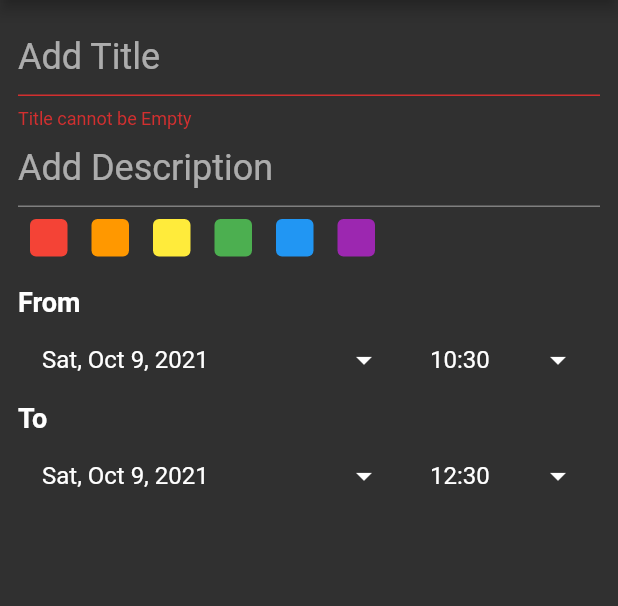
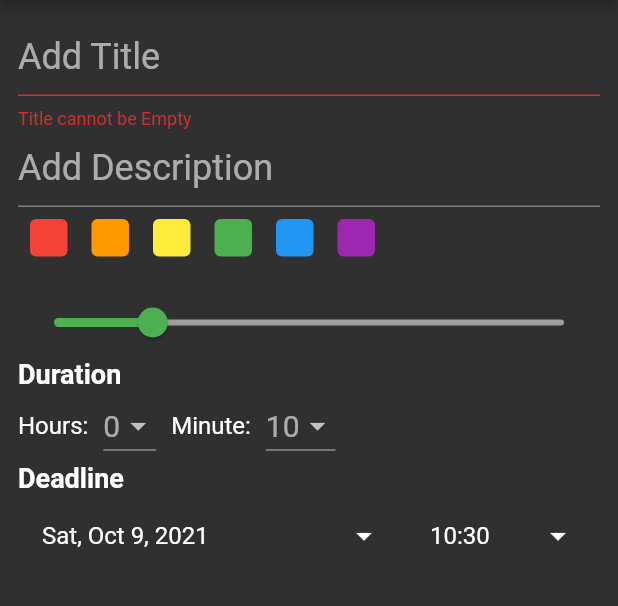
Before and after one commit to f1reworker/todoList, a Flutter app: the EventEditingPage screen opened directly, after a tap on "Save", on a phone screen of 412 x 824 dp, the part 84-690 px from its top. Run offline on Flutter 3.47's test engine with Material 2 defaults, Android fonts, the phone set to English and light mode, and no system bars; our stand-ins replace syncfusion_flutter_calendar; missing offline and left inert: syncfusion_flutter_core.

Commit message:
Added deadline, duration, importance

```diff
--- a/lib/event.dart
+++ b/lib/event.dart
@@ -3,17 +3,17 @@ import 'package:flutter/material.dart';
 class Event {
   final String title;
   final String description;
-  final DateTime from;
-  final DateTime to;
+  final int importance;
+  final int duration;
+  final DateTime deadline;
   final Color backgroundColor;
-  final bool isAllDay;
 
   const Event({
     required this.title,
     required this.description,
-    required this.from,
-    required this.to,
+    required this.importance,
+    required this.duration,
+    required this.deadline,
     required this.backgroundColor,
-    this.isAllDay = false,
   });
 }
--- a/lib/eventDataSource.dart
+++ b/lib/eventDataSource.dart
@@ -9,10 +9,10 @@ class EventDataSource extends CalendarDataSource {
   Event getEvent(int index) => appointments![index] as Event;
 
   @override
-  DateTime getStartTime(int index) => getEvent(index).from;
+  int getDuration(int index) => getEvent(index).duration;
 
   @override
-  DateTime getEndTime(int index) => getEvent(index).to;
+  DateTime getDeadline(int index) => getEvent(index).deadline;
 
   @override
   String getSubject(int index) => getEvent(index).title;
@@ -21,8 +21,6 @@ class EventDataSource extends CalendarDataSource {
   Color getColor(int index) => getEvent(index).backgroundColor;
 
   @override
-  bool isAllDay(int index) => getEvent(index).isAllDay;
-
-  @override
+  // ignore: override_on_non_overriding_member
   String getDescription(int index) => getEvent(index).description;
 }
--- a/lib/main.dart
+++ b/lib/main.dart
@@ -47,3 +47,6 @@ class HomePage extends StatelessWidget {
     ));
   }
 }
+
+
+//TODO: воткнуть выполнение до определенного числа, время выполнения, важность, формирование сегодняшнего исходя из этих данных
--- a/lib/pages/eventEditingPage.dart
+++ b/lib/pages/eventEditingPage.dart
@@ -27,15 +27,13 @@ class _EventEditingPageState extends State<EventEditingPage> {
   final _formKey = GlobalKey<FormState>();
   final titleController = TextEditingController();
   final descriptionController = TextEditingController();
-  late DateTime fromDate;
-  late DateTime toDate;
+  late DateTime deadline;
 
   @override
   void initState() {
     super.initState();
     if (widget.event == null) {
-      fromDate = selectedDate;
-      toDate = selectedDate.add(Duration(hours: 2));
+      deadline = selectedDate;
     }
   }
 
@@ -65,11 +63,30 @@ class _EventEditingPageState extends State<EventEditingPage> {
                 SizedBox(
                   height: 12,
                 ),
+                buildRangeSlider(),
                 buildDateTimePickers(),
               ],
             ),
           ),
         ),
+      );
+  int importance = 20;
+  Widget buildRangeSlider() => Slider(
+        value: importance.toDouble(),
+        min: 1,
+        max: 100,
+        divisions: 100,
+        activeColor: Colors.green,
+        inactiveColor: Colors.grey,
+        label: '${importance.round()}',
+        onChanged: (double newValue) {
+          setState(() {
+            importance = newValue.round();
+          });
+        },
+        // semanticFormatterCallback: (double newValue) {
+        //   return '${newValue.round()}';
+        // }
       );
 
   List<Widget> buildEditingActions() => [
@@ -90,7 +107,6 @@ class _EventEditingPageState extends State<EventEditingPage> {
           border: UnderlineInputBorder(),
           hintText: 'Add Title',
         ),
-        //onFieldSubmitted: (_) => saveForm(),
         validator: (title) =>
             title != null && title.isEmpty ? 'Title cannot be Empty' : null,
         controller: titleController,
@@ -103,7 +119,6 @@ class _EventEditingPageState extends State<EventEditingPage> {
           border: UnderlineInputBorder(),
           hintText: 'Add Description',
         ),
-        //onFieldSubmitted: (_) => saveForm(),
         controller: descriptionController,
       );
 
@@ -287,70 +302,85 @@ class _EventEditingPageState extends State<EventEditingPage> {
 
   Widget buildDateTimePickers() => Column(
         children: [
-          buildFrom(),
+          buildDuration(),
           buildTo(),
         ],
       );
-
-  Widget buildFrom() => buildHeader(
-        header: 'From',
+  int _selectedMin = 10;
+  int _selectedHours = 0;
+  Widget buildDuration() => buildHeader(
+      header: 'Duration',
+      child: Row(
+        children: [
+          Text("Hours:", style: TextStyle(fontSize: 16)),
+          SizedBox(
+            width: 10,
+          ),
+          DropdownButton<int>(
+              hint: Text(
+                _selectedHours.toString(),
+                style: TextStyle(fontSize: 20),
+              ),
+              items: <int>[0, 1, 2, 3, 4, 5, 6, 7, 8].map((int value) {
+                return DropdownMenuItem<int>(
+                  value: value,
+                  child: Text(value.toString()),
+                );
+              }).toList(),
+              onChanged: (newValue) {
+                setState(() {
+                  _selectedHours = newValue!;
+                });
+              }),
+          SizedBox(
+            width: 10,
+          ),
+          Text("Minute:", style: TextStyle(fontSize: 16)),
+          SizedBox(
+            width: 10,
+          ),
+          DropdownButton<int>(
+              hint:
+                  Text(_selectedMin.toString(), style: TextStyle(fontSize: 20)),
+              items: <int>[0, 5, 10, 15, 20, 30, 40, 50, 60].map((int value) {
+                return DropdownMenuItem<int>(
+                  value: value,
+                  child: Text(value.toString()),
+                );
+              }).toList(),
+              onChanged: (newValue) {
+                setState(() {
+                  _selectedMin = newValue!;
+                });
+              })
+        ],
+      ));
+  Widget buildTo() => buildHeader(
+        header: 'Deadline',
         child: Row(
           children: [
             Expanded(
               flex: 2,
               child: buildDropdownField(
-                text: Utils.toDate(fromDate),
-                onClicked: () => pickFromDateTime(pickDate: true),
+                text: Utils.toDate(deadline),
+                onClicked: () => pickDeadline(pickDate: true),
               ),
             ),
             Expanded(
               child: buildDropdownField(
-                text: Utils.toTime(fromDate),
-                onClicked: () => pickFromDateTime(pickDate: false),
-              ),
-            ),
-          ],
-        ),
-      );
-  Widget buildTo() => buildHeader(
-        header: 'To',
-        child: Row(
-          children: [
-            Expanded(
-              flex: 2,
-              child: buildDropdownField(
-                text: Utils.toDate(toDate),
-                onClicked: () => pickToDateTime(pickDate: true),
-              ),
-            ),
-            Expanded(
-              child: buildDropdownField(
-                text: Utils.toTime(toDate),
-                onClicked: () => pickToDateTime(pickDate: false),
+                text: Utils.toTime(deadline),
+                onClicked: () => pickDeadline(pickDate: false),
               ),
             ),
           ],
         ),
       );
 
-  Future pickFromDateTime({required bool pickDate}) async {
-    final date = await pickDateTime(fromDate, pickDate: pickDate);
+  Future pickDeadline({required bool pickDate}) async {
+    final date = await pickDateTime(deadline, pickDate: pickDate);
     if (date == null) return;
 
-    if (date.isAfter(toDate)) {
-      toDate =
-          DateTime(date.year, date.month, date.day, date.hour + 1, date.minute);
-    }
-
-    setState(() => fromDate = date);
-  }
-
-  Future pickToDateTime({required bool pickDate}) async {
-    final date = await pickDateTime(toDate,
-        pickDate: pickDate, firstDate: pickDate ? fromDate : null);
-    if (date == null) return;
-
-    setState(() => toDate = date);
+    setState(() => deadline = date);
   }
 
   Future<DateTime?> pickDateTime(
@@ -405,19 +435,23 @@ class _EventEditingPageState extends State<EventEditingPage> {
 
   Future saveForm() async {
     final isValid = _formKey.currentState!.validate();
-
-    if (isValid && fromDate.isBefore(toDate)) {
+    final duration = _selectedHours * 60 + _selectedMin;
+    if (isValid) {
       final event = Event(
           title: titleController.text,
           description: descriptionController.text,
-          from: fromDate,
-          to: toDate,
-          isAllDay: false,
+          importance: importance,
+          duration: duration,
+          deadline: deadline,
           backgroundColor: backgroundColor);
 
       final provider = Provider.of<EventProvider>(context, listen: false);
       provider.addEvent(event);
       Navigator.of(context).pop();
     }
+    print(titleController.text);
+    print(importance);
+    print(duration);
+    print(deadline);
   }
 }
--- a/lib/pages/today.dart
+++ b/lib/pages/today.dart
@@ -56,7 +56,7 @@ Widget eventToday(
               width: MediaQuery.of(context).size.width - 50,
               child: new TextButton(
                 child: Container(
-                  height: 80,
+                  height: 82,
                   child: Column(
                     children: <Widget>[
                       Container(
--- a/lib/provider/eventProvider.dart
+++ b/lib/provider/eventProvider.dart
@@ -23,9 +23,9 @@ class EventProvider extends ChangeNotifier {
     int _eventsLength = 0;
     _eventsLength = events.length;
     for (int i = 0; i < _eventsLength; i++) {
-      if (dateOnly(DateTime.now()) == dateOnly(events[i].from)) {
-        _eventsToday.add(events[i]);
-      }
+      // if (dateOnly(DateTime.now()) == dateOnly(events[i].from)) {
+      //   _eventsToday.add(events[i]);
+      // }
     }
     notifyListeners();
   }
--- a/pubspec.yaml
+++ b/pubspec.yaml
@@ -31,6 +31,7 @@ dependencies:
   syncfusion_flutter_calendar: ^19.2.51
   intl: ^0.17.0
   provider: ^5.0.0
+  flutter_range_slider: ^1.5.0
 
 dev_dependencies:
   flutter_test:
```
Also changed, not shown: lib/pages/notes.dart (+5 -3 lines), lib/pages/notesEditingPage.dart (added, +33 -0 lines), pubspec.lock.
